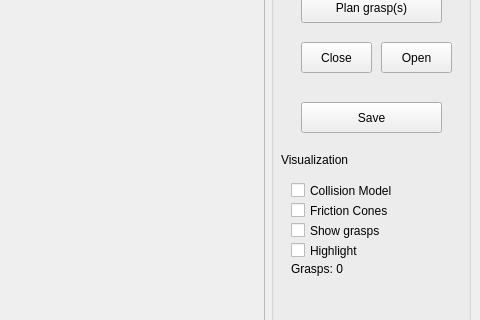
Above: GraspPlanning/examples/GraspPlanner/GraspPlanner.ui from softbankrobotics-research/Simox before the change; both pictures show x 599 to 1079 and y 307 to 627 of the 1079 by 819 pixel window. Below: the same form after it.
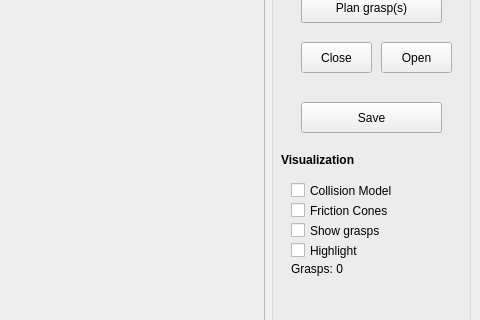
That is the form after the change.

```diff
--- a/GraspPlanning/examples/GraspPlanner/GraspPlanner.ui
+++ b/GraspPlanning/examples/GraspPlanner/GraspPlanner.ui
@@ -54,10 +54,16 @@
         <rect>
          <x>10</x>
          <y>450</y>
-         <width>81</width>
+         <width>121</width>
          <height>16</height>
         </rect>
        </property>
+       <property name="font">
+        <font>
+         <weight>75</weight>
+         <bold>true</bold>
+        </font>
+       </property>
        <property name="text">
         <string>Visualization</string>
        </property>
```
